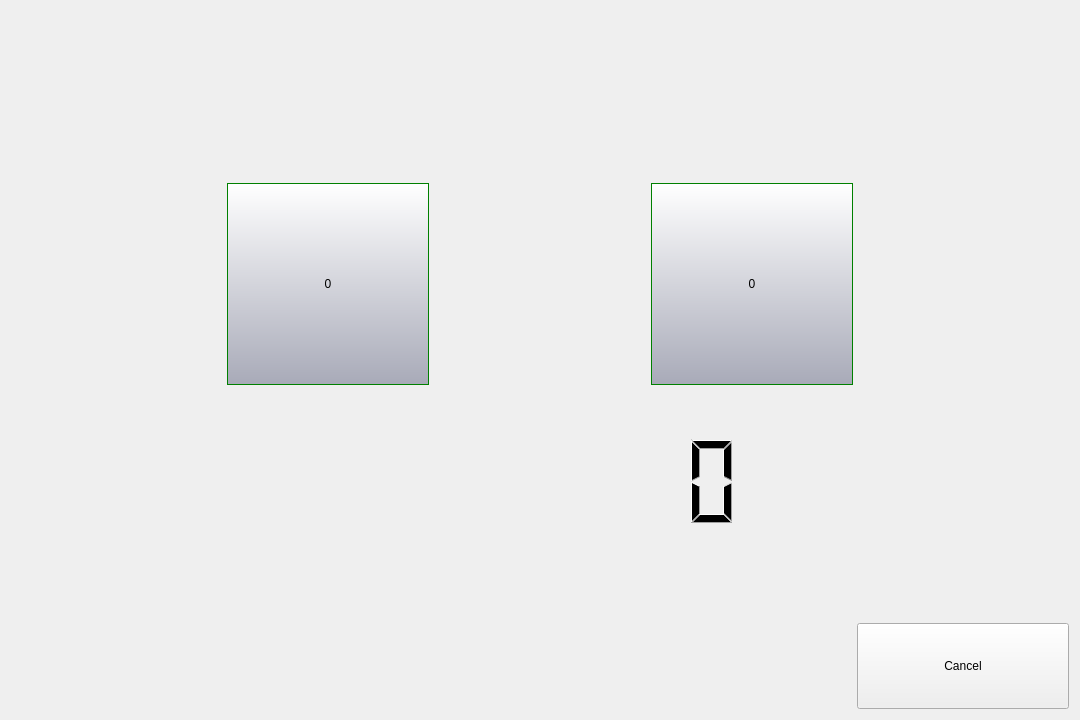
Before: the Qt Designer form ui/game.ui in eharquin/babyfut, drawn with Qt 5.
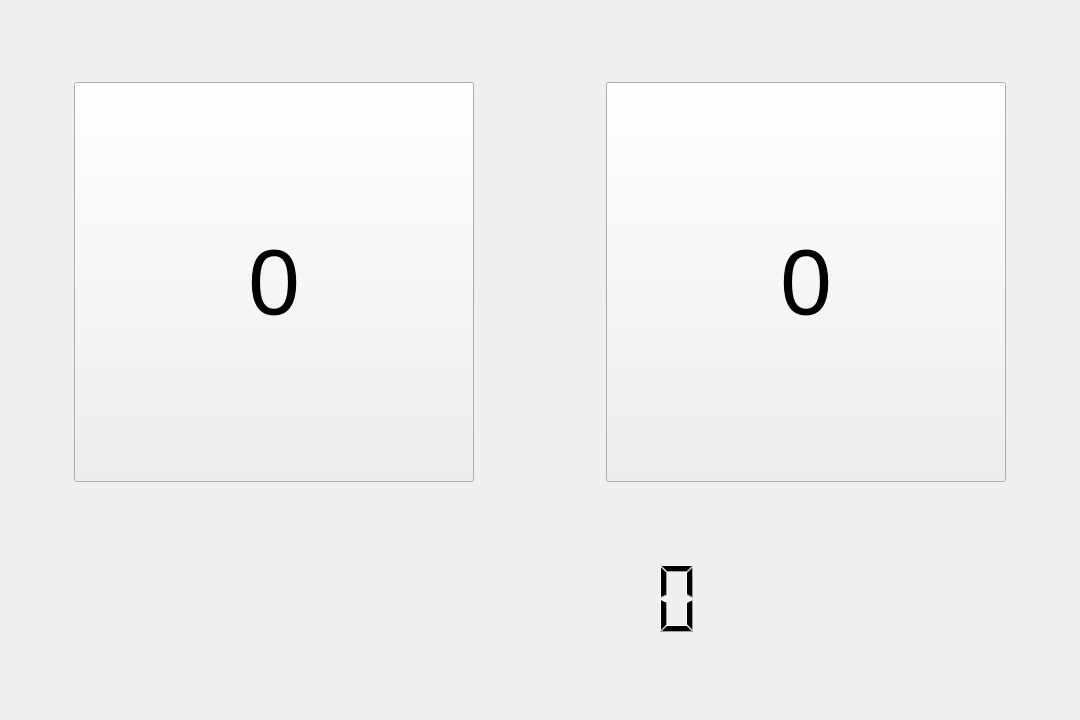
After: the same form once the commit is applied.

Commit message: Nicer UI: background & transparency, moved controls to arrow keys + enter/escape

Patch:
```diff
--- a/ui/game.ui
+++ b/ui/game.ui
@@ -13,21 +13,6 @@
   <property name="windowTitle">
    <string>Form</string>
   </property>
-  <property name="styleSheet">
-   <string notr="true">#btnScore1, #btnScore2 {
-background-color: qlineargradient(x1: 0, y1: 0, x2: 0, y2: 1, stop: 0 white, stop: 1 rgb(168, 170, 184));
-color: black;
- border-style: solid;
- border-width:1px;
- border-radius:14ex;
- border-color: green;
- max-width:200px;
- max-height:200px;
- min-width:200px;
- min-height:200px;
-}
-</string>
-  </property>
   <layout class="QVBoxLayout" name="verticalLayout">
    <item>
     <spacer name="verticalSpacer">
@@ -45,19 +30,6 @@
      </property>
     </spacer>
    </item>
-   <item>
-    <spacer name="verticalSpacer_4">
-     <property name="orientation">
-      <enum>Qt::Vertical</enum>
-     </property>
-     <property name="sizeHint" stdset="0">
-      <size>
-       <width>20</width>
-       <height>40</height>
-      </size>
-     </property>
-    </spacer>
-   </item>
    <item>
     <layout class="QHBoxLayout" name="horizontalLayout">
      <item>
@@ -75,11 +47,41 @@
      </item>
      <item>
       <widget class="QPushButton" name="btnScore1">
+       <property name="sizePolicy">
+        <sizepolicy hsizetype="Fixed" vsizetype="Fixed">
+         <horstretch>0</horstretch>
+         <verstretch>0</verstretch>
+        </sizepolicy>
+       </property>
+       <property name="minimumSize">
+        <size>
+         <width>400</width>
+         <height>400</height>
+        </size>
+       </property>
+       <property name="font">
+        <font>
+         <pointsize>70</pointsize>
+        </font>
+       </property>
        <property name="text">
         <string>0</string>
        </property>
       </widget>
      </item>
+     <item>
+      <spacer name="horizontalSpacer_8">
+       <property name="orientation">
+        <enum>Qt::Horizontal</enum>
+       </property>
+       <property name="sizeHint" stdset="0">
+        <size>
+         <width>40</width>
+         <height>20</height>
+        </size>
+       </property>
+      </spacer>
+     </item>
      <item>
       <spacer name="horizontalSpacer_3">
        <property name="orientation">
@@ -95,6 +97,23 @@
      </item>
      <item>
       <widget class="QPushButton" name="btnScore2">
+       <property name="sizePolicy">
+        <sizepolicy hsizetype="Fixed" vsizetype="Fixed">
+         <horstretch>0</horstretch>
+         <verstretch>0</verstretch>
+        </sizepolicy>
+       </property>
+       <property name="minimumSize">
+        <size>
+         <width>400</width>
+         <height>400</height>
+        </size>
+       </property>
+       <property name="font">
+        <font>
+         <pointsize>70</pointsize>
+        </font>
+       </property>
        <property name="text">
         <string>0</string>
        </property>
@@ -121,7 +140,7 @@
       <enum>Qt::Vertical</enum>
      </property>
      <property name="sizeType">
-      <enum>QSizePolicy::Preferred</enum>
+      <enum>QSizePolicy::Expanding</enum>
      </property>
      <property name="sizeHint" stdset="0">
       <size>
@@ -142,15 +161,12 @@
      <property name="minimumSize">
       <size>
        <width>200</width>
-       <height>100</height>
+       <height>80</height>
       </size>
      </property>
      <property name="frameShape">
       <enum>QFrame::NoFrame</enum>
      </property>
-     <property name="smallDecimalPoint">
-      <bool>false</bool>
-     </property>
      <property name="digitCount">
       <number>8</number>
      </property>
@@ -161,83 +177,17 @@
      <property name="orientation">
       <enum>Qt::Vertical</enum>
      </property>
+     <property name="sizeType">
+      <enum>QSizePolicy::Expanding</enum>
+     </property>
      <property name="sizeHint" stdset="0">
       <size>
        <width>20</width>
-       <height>40</height>
+       <height>20</height>
       </size>
      </property>
     </spacer>
    </item>
-   <item>
-    <layout class="QHBoxLayout" name="horizontalLayout_2">
-     <item>
-      <spacer name="horizontalSpacer_4">
-       <property name="orientation">
-        <enum>Qt::Horizontal</enum>
-       </property>
-       <property name="sizeHint" stdset="0">
-        <size>
-         <width>40</width>
-         <height>20</height>
-        </size>
-       </property>
-      </spacer>
-     </item>
-     <item>
-      <spacer name="horizontalSpacer_6">
-       <property name="orientation">
-        <enum>Qt::Horizontal</enum>
-       </property>
-       <property name="sizeHint" stdset="0">
-        <size>
-         <width>40</width>
-         <height>20</height>
-        </size>
-       </property>
-      </spacer>
-     </item>
-     <item>
-      <spacer name="horizontalSpacer_7">
-       <property name="orientation">
-        <enum>Qt::Horizontal</enum>
-       </property>
-       <property name="sizeHint" stdset="0">
-        <size>
-         <width>40</width>
-         <height>20</height>
-        </size>
-       </property>
-      </spacer>
-     </item>
-     <item>
-      <spacer name="horizontalSpacer_5">
-       <property name="orientation">
-        <enum>Qt::Horizontal</enum>
-       </property>
-       <property name="sizeHint" stdset="0">
-        <size>
-         <width>40</width>
-         <height>20</height>
-        </size>
-       </property>
-      </spacer>
-     </item>
-     <item>
-      <widget class="QPushButton" name="btnCancel">
-       <property name="sizePolicy">
-        <sizepolicy hsizetype="Expanding" vsizetype="Expanding">
-         <horstretch>0</horstretch>
-         <verstretch>0</verstretch>
-        </sizepolicy>
-       </property>
-       <property name="text">
-        <string>Cancel</string>
-       </property>
-      </widget>
-     </item>
-    </layout>
-   </item>
   </layout>
  </widget>
  <resources/>
```
The commit also changes 19 other files.
